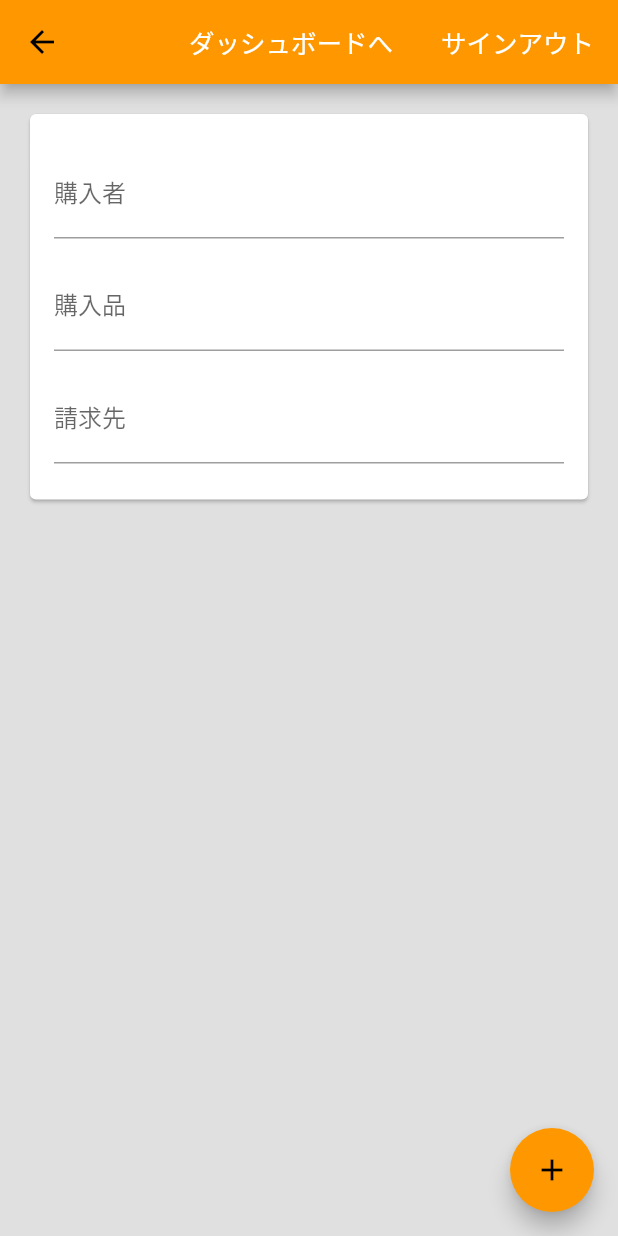
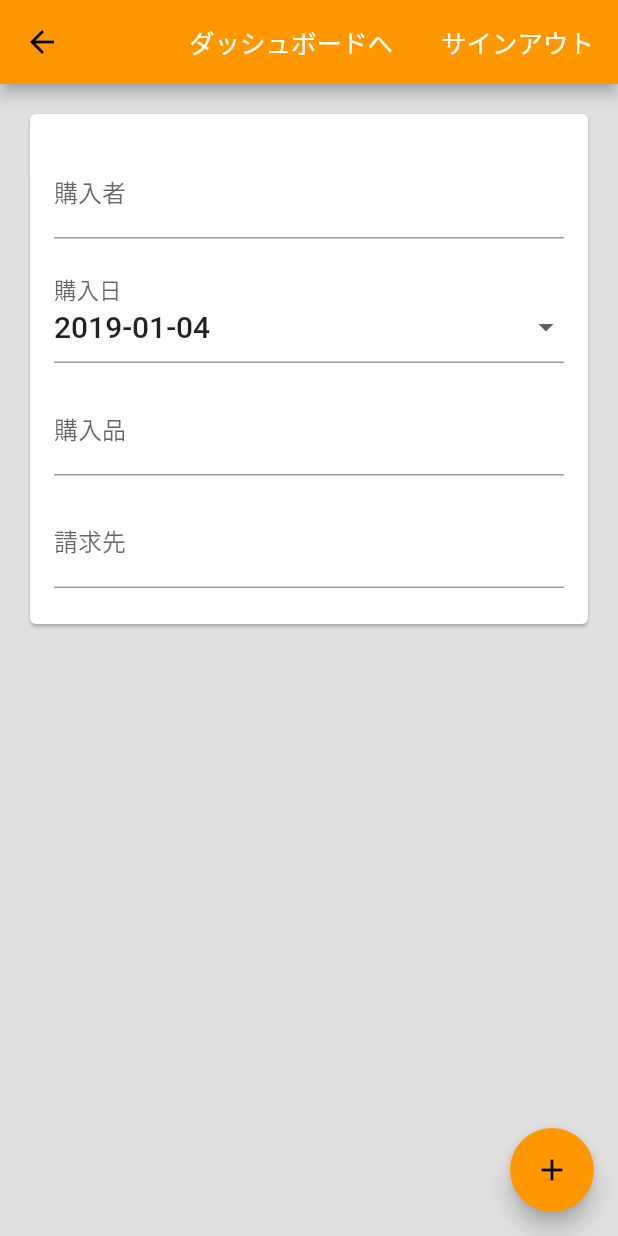
Before and after one commit to Nunnally-Engr/pay_wish_app, a Flutter app: the Claim screen opened directly, on a phone screen of 412 x 824 dp. Run offline on Flutter 3.47's test engine with Material 2 defaults, Android fonts, the phone set to English and light mode, and no system bars; our stand-ins replace cloud_firestore, cloud_functions, firebase_auth, firebase_messaging; missing offline and left inert: login, src; accounts and stored records are empty; statements that could not run were skipped.

Commit message:
・請求画面に日付pickerを追加（作業中）

```diff
--- a/lib/claim.dart
+++ b/lib/claim.dart
@@ -1,3 +1,5 @@
+import 'package:intl/intl.dart';
+
 import 'package:flutter/material.dart';
 import 'package:src/auth.dart';
 import 'package:cloud_functions/cloud_functions.dart';
@@ -14,13 +16,98 @@ class Claim extends StatefulWidget {
   _ClaimState createState() => new _ClaimState();
 }
 
+class _InputDropdown extends StatelessWidget {
+  const _InputDropdown({
+    Key key,
+    this.child,
+    this.labelText,
+    this.valueText,
+    this.valueStyle,
+    this.onPressed }) : super(key: key);
+
+  final String labelText;
+  final String valueText;
+  final TextStyle valueStyle;
+  final VoidCallback onPressed;
+  final Widget child;
+
+  @override
+  Widget build(BuildContext context) {
+    return InkWell(
+      onTap: onPressed,
+      child: InputDecorator(
+        decoration: InputDecoration(
+          labelText: labelText,
+        ),
+        baseStyle: valueStyle,
+        child: Row(
+          mainAxisAlignment: MainAxisAlignment.spaceBetween,
+          mainAxisSize: MainAxisSize.min,
+          children: <Widget>[
+            Text(valueText, style: valueStyle),
+            Icon(Icons.arrow_drop_down,
+              color: Theme.of(context).brightness == Brightness.light ? Colors.grey.shade700 : Colors.white70
+            ),
+          ],
+        ),
+      ),
+    );
+  }
+}
+
+class _DateTimePicker extends StatelessWidget {
+  const _DateTimePicker({
+    Key key,
+    this.labelText,
+    this.selectedDate,
+    this.selectDate
+  }) : super(key: key);
+
+  final String labelText;
+  final DateTime selectedDate;
+  final ValueChanged<DateTime> selectDate;
+
+  Future<void> _selectDate(BuildContext context) async {
+    final DateTime picked = await showDatePicker(
+      context: context,
+      initialDate: selectedDate,
+      firstDate: DateTime(2015, 8),
+      lastDate: DateTime(2101)
+    );
+    if (picked != null && picked != selectedDate)
+      selectDate(picked);
+  }
+
+  @override
+  Widget build(BuildContext context) {
+    final TextStyle valueStyle = Theme.of(context).textTheme.title;
+    return Row(
+      crossAxisAlignment: CrossAxisAlignment.end,
+      children: <Widget>[
+        Expanded(
+          flex: 4,
+          child: _InputDropdown(
+            labelText: labelText,
+            valueText: DateFormat("yyyy-MM-dd").format(selectedDate),
+            valueStyle: valueStyle,
+            onPressed: () { _selectDate(context); },
+          ),
+        ),
+      ],
+    );
+  }
+}
+
 class _ClaimState extends State<Claim> {
   static final formKey = new GlobalKey<FormState>();
 
   String _buyUid = '';
   String _billingUid = '';
-  String _buyItem = '';
+  String _buyDate = ''; // 支払日
+  String _buyItem = ''; // 商品
   String _authHint = '';
+
+  DateTime _fromDate = DateTime.now();
 
   void _signOut() async {
     try {
@@ -96,6 +183,16 @@ class _ClaimState extends State<Claim> {
         initialValue: _buyUid,
         validator: (val) => val.isEmpty ? '購入者を入力してください' : null,
         onSaved: (val) => _buyUid = val,
+      )),
+      padded(child: new _DateTimePicker(
+        key: new Key('購入日'),
+        labelText: '購入日',
+        selectedDate: _fromDate,
+        selectDate: (DateTime date) {
+          setState(() {
+            _fromDate = date;
+          });
+        }
       )),
       padded(child: new TextFormField(
         key: new Key('購入品'),
--- a/pubspec.yaml
+++ b/pubspec.yaml
@@ -15,13 +15,14 @@ environment:
 dependencies:
   flutter:
     sdk: flutter
+  flutter_localizations:
+    sdk: flutter
   google_sign_in: ^3.2.4
   firebase_auth: ^0.6.6
   firebase_messaging: ^2.1.0
   cloud_firestore: ^0.8.2+3
   cloud_functions: ^0.0.5
   intl: ^0.15.7
-
   # The following adds the Cupertino Icons font to your application.
   # Use with the CupertinoIcons class for iOS style icons.
   cupertino_icons: ^0.1.2
```
